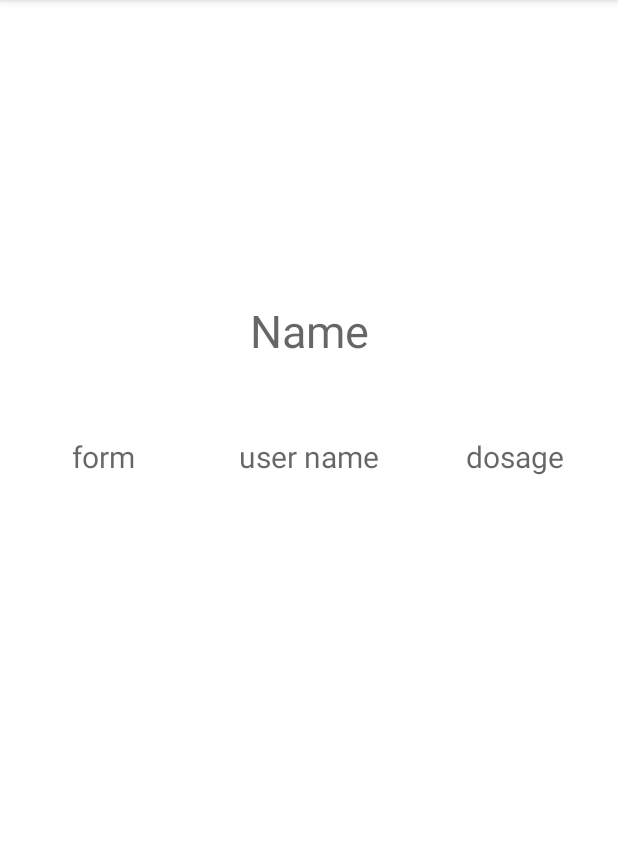
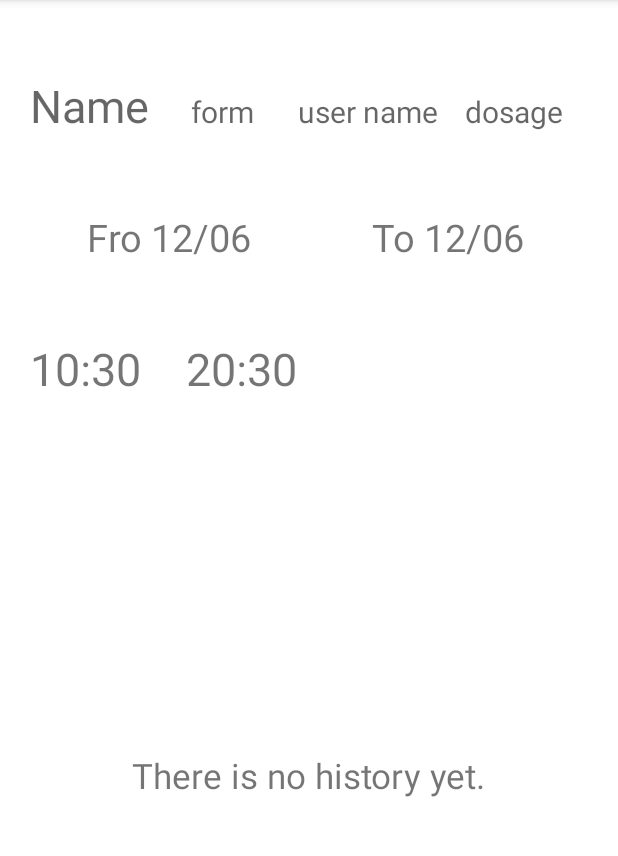
Before and after one commit to lizaarkhipskaya/TabletManager, an Android app: the DrugInfoFragment screen opened through its navigation route, on a phone screen of 412 x 824 dp, the part 84-940 px from its top. Run offline under Robolectric (Android 15) with nearby library versions, the phone set to English and light mode, and no system bars; 5 statements that could not run were skipped.

Commit message:
Major refactoring
1. Add system reboot receiver
2. Move alarm scheduling into separate util class
3. Add dialog  for drug deleting
3. Refactor layout for info and drug fragment

```diff
--- a/app/src/main/AndroidManifest.xml
+++ b/app/src/main/AndroidManifest.xml
@@ -13,9 +13,11 @@
         <receiver
             android:name=".AlarmReceiver"
             android:enabled="true"
-            android:exported="true"></receiver>
+            android:exported="true" />
 
-        <activity android:name=".MainActivity">
+        <activity
+            android:name=".MainActivity"
+            android:windowSoftInputMode="adjustPan">
             <intent-filter>
                 <action android:name="android.intent.action.MAIN" />
 
--- a/app/src/main/java/com/product/tabletmanager/AlarmReceiver.java
+++ b/app/src/main/java/com/product/tabletmanager/AlarmReceiver.java
@@ -50,6 +50,6 @@ public class AlarmReceiver extends BroadcastReceiver {
                 .setSmallIcon(androidx.core.R.drawable.notification_icon_background)
                 .setPriority(NotificationCompat.PRIORITY_HIGH);
 
-        manager.notify(NOTIFY_ID, builder.build());
+        manager.notify(intent.getStringExtra(TITLE_KEY).hashCode(), builder.build());
     }
 }
--- a/app/src/main/java/com/product/tabletmanager/app/DrugApplication.java
+++ b/app/src/main/java/com/product/tabletmanager/app/DrugApplication.java
@@ -19,7 +19,7 @@ public class DrugApplication extends Application {
         super.onCreate();
 
         database = Room.databaseBuilder(this, DrugDatabase.class, "drug_table")
-                .addMigrations(mMigration_2_3)
+                .addMigrations(mMigration_3_4)
                 .addCallback(new RoomDatabase.Callback() {
                     @Override
                     public void onOpen(@NonNull SupportSQLiteDatabase db) {
@@ -35,11 +35,9 @@ public class DrugApplication extends Application {
         return database;
     }
 
-    private Migration mMigration_2_3 = new Migration(2, 3) {
+    private Migration mMigration_3_4 = new Migration(3, 4) {
         @Override
         public void migrate(@NonNull SupportSQLiteDatabase database) {
-            database.execSQL("ALTER TABLE drug_database ADD COLUMN mStartDate INTEGER DEFAULT 0 NOT NULL");
-            database.execSQL("ALTER TABLE drug_database ADD COLUMN mEndDate INTEGER DEFAULT 0 NOT NULL");
         }
     };
 }
--- a/app/src/main/java/com/product/tabletmanager/model/room/DrugDatabase.java
+++ b/app/src/main/java/com/product/tabletmanager/model/room/DrugDatabase.java
@@ -5,7 +5,7 @@ import androidx.room.RoomDatabase;
 
 import com.product.tabletmanager.model.Drug;
 
-@Database(entities = Drug.class, version = 3)
+@Database(entities = Drug.class, version = 4, exportSchema = false)
 public abstract class DrugDatabase extends RoomDatabase {
     public abstract DrugDAO drugDao();
 }
--- a/app/src/main/java/com/product/tabletmanager/view/fragment/ListOfDrugsFragment.java
+++ b/app/src/main/java/com/product/tabletmanager/view/fragment/ListOfDrugsFragment.java
@@ -9,7 +9,6 @@ import android.util.Log;
 import android.view.LayoutInflater;
 import android.view.View;
 import android.view.ViewGroup;
-import android.widget.Button;
 import android.widget.Toast;
 
 import androidx.annotation.NonNull;
@@ -26,12 +25,14 @@ import com.product.tabletmanager.AlarmReceiver;
 import com.product.tabletmanager.R;
 import com.product.tabletmanager.model.Drug;
 import com.product.tabletmanager.model.DrugListAdapter;
+import com.product.tabletmanager.util.AlarmHelper;
 import com.product.tabletmanager.viewmodel.AllDrugsViewModel;
 
 import java.util.Calendar;
 import java.util.List;
 
-public class ListOfDrugsFragment extends Fragment implements DrugListAdapter.OnClickListener {
+public class ListOfDrugsFragment extends Fragment implements DrugListAdapter.OnClickListener,
+        DeleteDrugDialogFragment.DeleteDrugClickListener {
     private static final String LOG_TAG = ListOfDrugsFragment.class.getSimpleName();
 
     private DrugListAdapter drugListAdapter;
@@ -55,7 +56,7 @@ public class ListOfDrugsFragment extends Fragment implements DrugListAdapter.OnC
         if (allDrugs != null) {
             for (Drug drug :
                     allDrugs) {
-                if(drug.getDayTime()!= null)
+                if (drug.getDayTime() != null)
                     for (Calendar calendar :
                             drug.getDayTime()) {
                         Intent alarmIntent = new Intent(getContext(), AlarmReceiver.class);
@@ -108,16 +109,20 @@ public class ListOfDrugsFragment extends Fragment implements DrugListAdapter.OnC
         mDrugListRV.setAdapter(drugListAdapter);
 
         FloatingActionButton addNew = view.findViewById(R.id.list_of_drugs_btn_find_drug);
-        addNew.setOnClickListener(
-                v -> {
-                    mController.navigate(R.id.findDrugFragment);
-                }
-        );
+        addNew.setOnClickListener(v -> mController.navigate(R.id.findDrugFragment));
     }
 
     @Override
     public void onClick(View view, Drug drug) {
-        viewModel.clearDrug(drug);
+        viewModel.rememberDrugForClear(drug);
+        DeleteDrugDialogFragment fragment = DeleteDrugDialogFragment.newInstance(this);
+        fragment.show(getChildFragmentManager(), DeleteDrugDialogFragment.class.getSimpleName());
+    }
+
+    @Override
+    public void onDeleteClick() {
+        AlarmHelper.cancelAlarm(getContext(), viewModel.getDrugForClear());
+        viewModel.clearDrug();
         Toast.makeText(getContext(), "Remove drug successfully", Toast.LENGTH_SHORT).show();
     }
 }
--- a/app/src/main/res/layout/fragment_drug_info.xml
+++ b/app/src/main/res/layout/fragment_drug_info.xml
@@ -2,25 +2,23 @@
 <androidx.constraintlayout.widget.ConstraintLayout xmlns:android="http://schemas.android.com/apk/res/android"
     xmlns:app="http://schemas.android.com/apk/res-auto"
     android:layout_width="match_parent"
-    android:background="@android:color/white"
-    android:layout_height="match_parent">
-
-    <TextView
-        android:id="@+id/drug_info_name"
-        android:layout_width="wrap_content"
-        android:layout_height="wrap_content"
-        android:layout_marginTop="200dp"
-        android:hint="Name"
-        android:textSize="30sp"
-        app:layout_constraintLeft_toLeftOf="parent"
-        app:layout_constraintRight_toRightOf="parent"
-        app:layout_constraintTop_toTopOf="parent" />
+    android:layout_height="match_parent"
+    android:background="@android:color/white">
 
     <LinearLayout
+        android:id="@+id/main_info_container"
         android:layout_width="match_parent"
-        android:layout_height="300dp"
+        android:layout_height="wrap_content"
+        android:layout_marginHorizontal="20dp"
         android:layout_marginTop="50dp"
-        app:layout_constraintTop_toBottomOf="@id/drug_info_name">
+        app:layout_constraintTop_toTopOf="parent">
+
+        <TextView
+            android:id="@+id/drug_info_name"
+            android:layout_width="wrap_content"
+            android:layout_height="wrap_content"
+            android:hint="Name"
+            android:textSize="30sp" />
 
         <TextView
             android:id="@+id/drug_info_form"
@@ -50,5 +48,71 @@
             android:textSize="20sp" />
     </LinearLayout>
 
+    <LinearLayout
+        android:id="@+id/day_container"
+        android:layout_width="match_parent"
+        android:layout_height="wrap_content"
+        android:layout_marginHorizontal="20dp"
+        android:layout_marginTop="50dp"
+        app:layout_constraintTop_toBottomOf="@id/main_info_container">
 
+        <TextView
+            android:id="@+id/drug_from"
+            android:layout_width="0dp"
+            android:layout_height="wrap_content"
+            android:layout_weight="1"
+            android:gravity="center"
+            android:text="Fro 12/06"
+            android:textSize="25sp" />
+
+        <TextView
+            android:id="@+id/drug_to"
+            android:layout_width="0dp"
+            android:layout_height="wrap_content"
+            android:layout_weight="1"
+            android:gravity="center"
+            android:text="To 12/06"
+            android:textSize="25sp" />
+    </LinearLayout>
+
+    <LinearLayout
+        android:id="@+id/time_container"
+        android:layout_width="match_parent"
+        android:layout_height="wrap_content"
+        android:layout_marginHorizontal="20dp"
+        android:layout_marginTop="50dp"
+        app:layout_constraintTop_toBottomOf="@id/day_container">
+
+        <TextView
+            android:layout_width="wrap_content"
+            android:layout_height="wrap_content"
+            android:text="10:30"
+            android:textSize="30sp" />
+
+        <TextView
+            android:layout_width="wrap_content"
+            android:layout_height="wrap_content"
+            android:layout_marginStart="30sp"
+            android:text="20:30"
+            android:textSize="30sp" />
+    </LinearLayout>
+
+    <androidx.recyclerview.widget.RecyclerView
+        android:id="@+id/time_rv"
+        android:layout_width="match_parent"
+        android:layout_height="0dp"
+        android:layout_marginHorizontal="20dp"
+        android:layout_marginTop="50dp"
+        app:layout_constraintBottom_toBottomOf="parent"
+        app:layout_constraintTop_toBottomOf="@id/time_container" />
+
+    <TextView
+        android:layout_width="wrap_content"
+        android:layout_height="wrap_content"
+        android:text="There is no history yet."
+        android:textSize="23sp"
+        app:layout_constraintBottom_toBottomOf="parent"
+        app:layout_constraintEnd_toEndOf="parent"
+        app:layout_constraintStart_toStartOf="parent"
+        app:layout_constraintTop_toBottomOf="@id/time_container" />
 </androidx.constraintlayout.widget.ConstraintLayout>
--- a/app/src/main/res/layout/fragment_find_drug.xml
+++ b/app/src/main/res/layout/fragment_find_drug.xml
@@ -8,7 +8,6 @@
             name="viewmodel"
             type="com.product.tabletmanager.viewmodel.DrugViewModel" />
     </data>
-
         <androidx.constraintlayout.widget.ConstraintLayout
             android:id="@+id/root_view"
             android:layout_width="match_parent"
```
Also changed, not shown: app/src/main/java/com/product/tabletmanager/SystemBootReceiver.java (added, +15 -0 lines), app/src/main/java/com/product/tabletmanager/model/DaysConverter.java (+4 -3 lines), app/src/main/java/com/product/tabletmanager/model/Drug.java (+15 -15 lines), app/src/main/java/com/product/tabletmanager/util/AlarmHelper.java (added, +61 -0 lines), app/src/main/java/com/product/tabletmanager/view/fragment/DeleteDrugDialogFragment.java (added, +42 -0 lines), app/src/main/java/com/product/tabletmanager/view/fragment/FindDrugFragment.java (+29 -1 lines), app/src/main/java/com/product/tabletmanager/viewmodel/AllDrugsViewModel.java (+19 -1 lines), app/src/main/java/com/product/tabletmanager/viewmodel/DrugViewModel.java (+5 -3 lines). Lines whose indentation alone changed are shown as unchanged.
